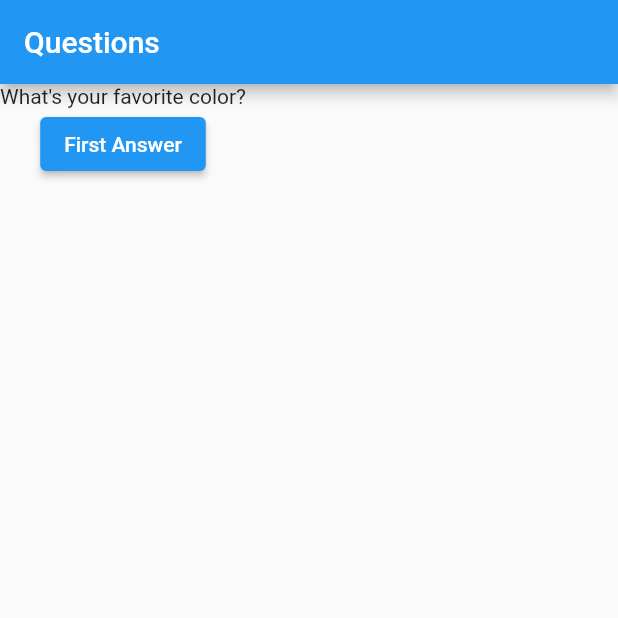
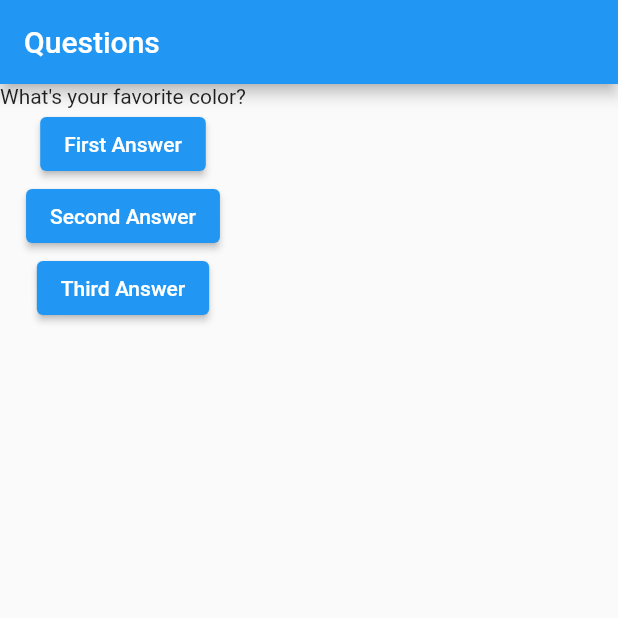
Before and after one commit to Belmondo/Desenvolvimento_Movel, a Flutter app: the screen it shows after launch, on a phone screen of 412 x 824 dp, the top half of it. Run offline on Flutter 3.47's test engine with Material 2 defaults, Android fonts, the phone set to English and light mode, and no system bars.

Commit message:
Update main.dart
[PT-BR] Adição de Novos Botões
[ENG] Adding new buttons

```diff
--- a/Flutter/primeiro_projeto/lib/main.dart
+++ b/Flutter/primeiro_projeto/lib/main.dart
@@ -29,6 +29,14 @@ class QuestionApp extends StatelessWidget {
             ElevatedButton(
               child: Text('First Answer'),
               onPressed: answer,
+            ),
+            ElevatedButton(
+              child: Text('Second Answer'),
+              onPressed: answer,
+            ),
+            ElevatedButton(
+              child: Text('Third Answer'),
+              onPressed: answer,
             )
           ],
         ),
```
